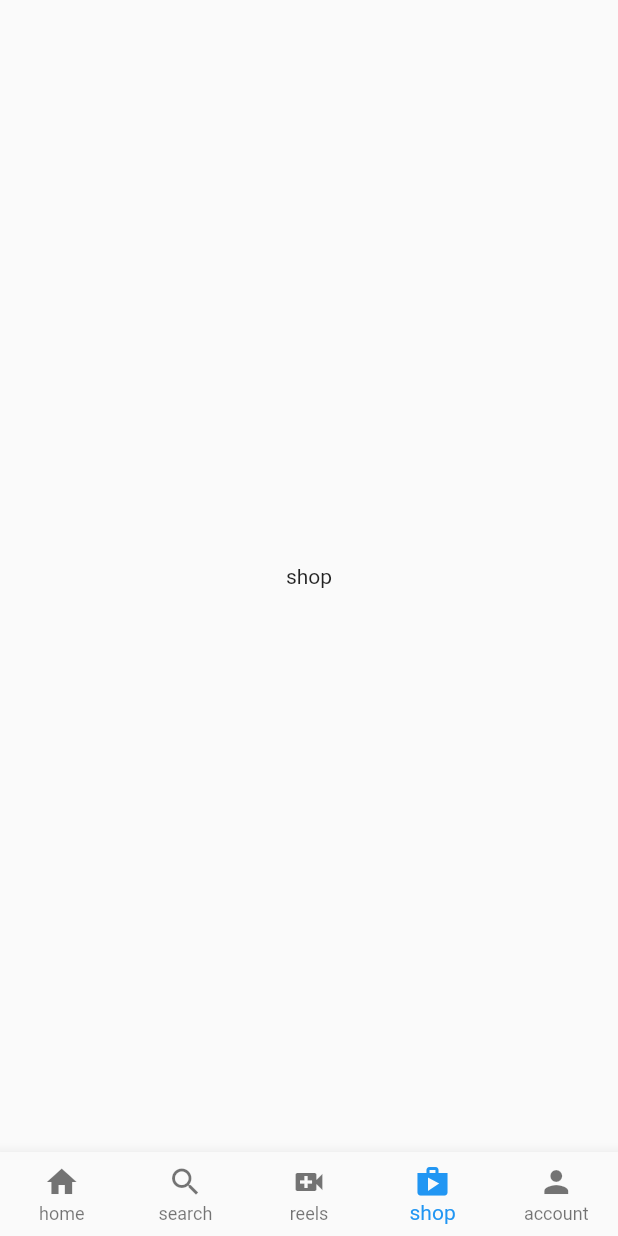
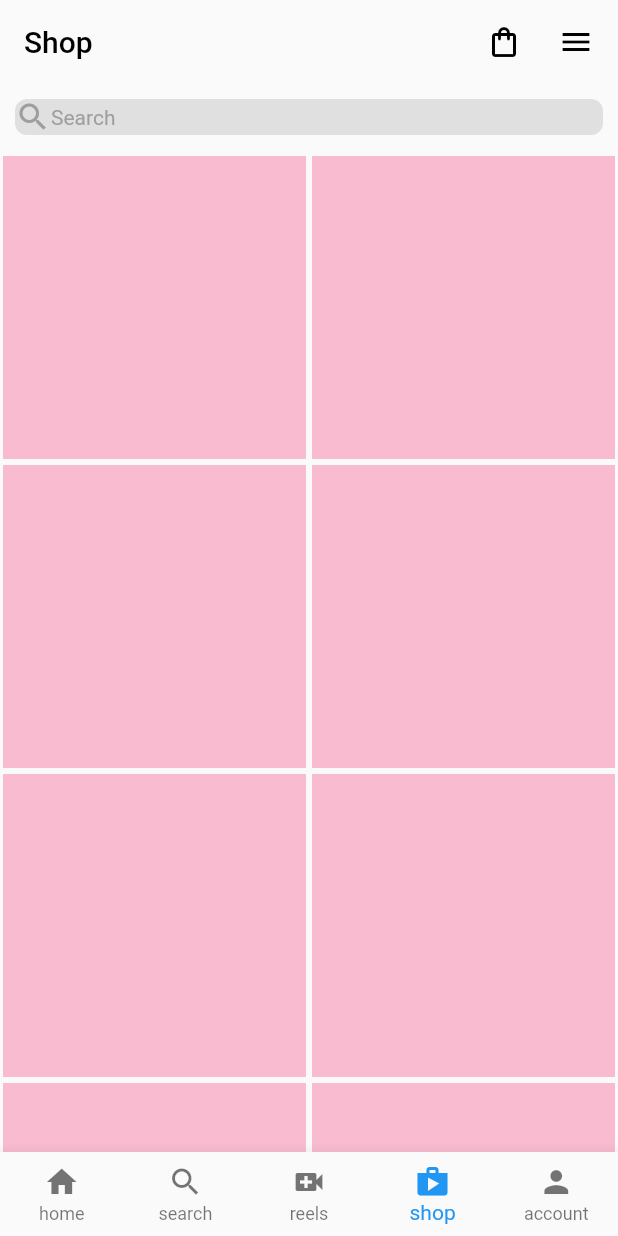
Before and after one commit to ashen8981/Instagram_Clone_UI, a Flutter app: the screen it shows after launch, item 4 of the bottom bar chosen, on a phone screen of 412 x 824 dp. Run offline on Flutter 3.47's test engine with Material 2 defaults, Android fonts, the phone set to English and light mode, and no system bars.

Commit message:
Search bar is done........

```diff
--- a/lib/pages/shop.dart
+++ b/lib/pages/shop.dart
@@ -1,4 +1,5 @@
 import 'package:flutter/material.dart';
+import 'package:instagram_clone_ui/util/shop_grid.dart';
 
 class UserShop extends StatelessWidget {
   const UserShop({Key? key}) : super(key: key);
@@ -6,7 +7,53 @@ class UserShop extends StatelessWidget {
   @override
   Widget build(BuildContext context) {
     return Scaffold(
-      body: Center(child:Text("shop")),
+      appBar: AppBar(
+        backgroundColor: Colors.transparent,
+        elevation: 0,
+        title: Row(
+          mainAxisAlignment: MainAxisAlignment.spaceBetween,
+          children: [
+            const Text('Shop',
+              style: TextStyle(color: Colors.black),
+            ),
+            Row(
+              children: const [
+                Padding(
+                  padding: EdgeInsets.all(24.0),
+                  child: Icon(Icons.shopping_bag_outlined,color: Colors.black),
+                ),
+                Icon(Icons.menu,color: Colors.black) ],
+            ),
+          ],
+        ),
+
+      ),
+      body: Column(
+        children: [
+          Padding(
+            padding: const EdgeInsets.all(10.0),
+            child: ClipRRect(
+              borderRadius: BorderRadius.circular(8),
+              child: Container(
+                color: Colors.grey[300],
+                child: Row(
+                  children: [
+                    Icon(Icons.search,color: Colors.grey[500],),
+                    Container(
+                      child: Text('Search',style: TextStyle(color: Colors.grey[500]),),
+                    ),
+                  ],
+                ),
+              ),
+            ),
+          ),
+          const SizedBox(height: 2),
+          const Expanded(
+            child: ShopGrid(),
+          ),
+        ],
+      )
+
     );
   }
 }
--- /dev/null
+++ b/lib/util/shop_grid.dart
@@ -0,0 +1,20 @@
+import 'package:flutter/material.dart';
+
+class ShopGrid extends StatelessWidget {
+  const ShopGrid({Key? key}) : super(key: key);
+
+  @override
+  Widget build(BuildContext context) {
+    return GridView.builder(
+        itemCount: 21,
+        gridDelegate: SliverGridDelegateWithFixedCrossAxisCount(crossAxisCount: 2),
+        itemBuilder: (context,index){
+          return Padding(
+            padding: const EdgeInsets.all(2.0),
+            child: Container(
+              color: Colors.pink[100],
+            ),
+          );
+        });
+  }
+}
```
